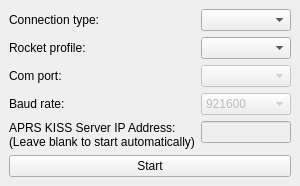
First picture: the form in qt_files/com_window.ui, repository UBC-Rocket/UBCRocketGroundStation, before the edit.
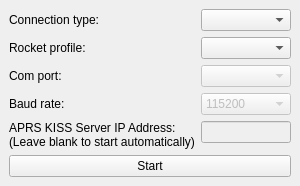
Second picture: the form after the edit.

Commit message: Added 115200 baud to radio

```diff
--- a/qt_files/com_window.ui
+++ b/qt_files/com_window.ui
@@ -140,6 +140,11 @@
           <verstretch>0</verstretch>
          </sizepolicy>
         </property>
+        <item>
+         <property name="text">
+          <string>115200</string>
+         </property>
+        </item>
         <item>
          <property name="text">
           <string>921600</string>
```
